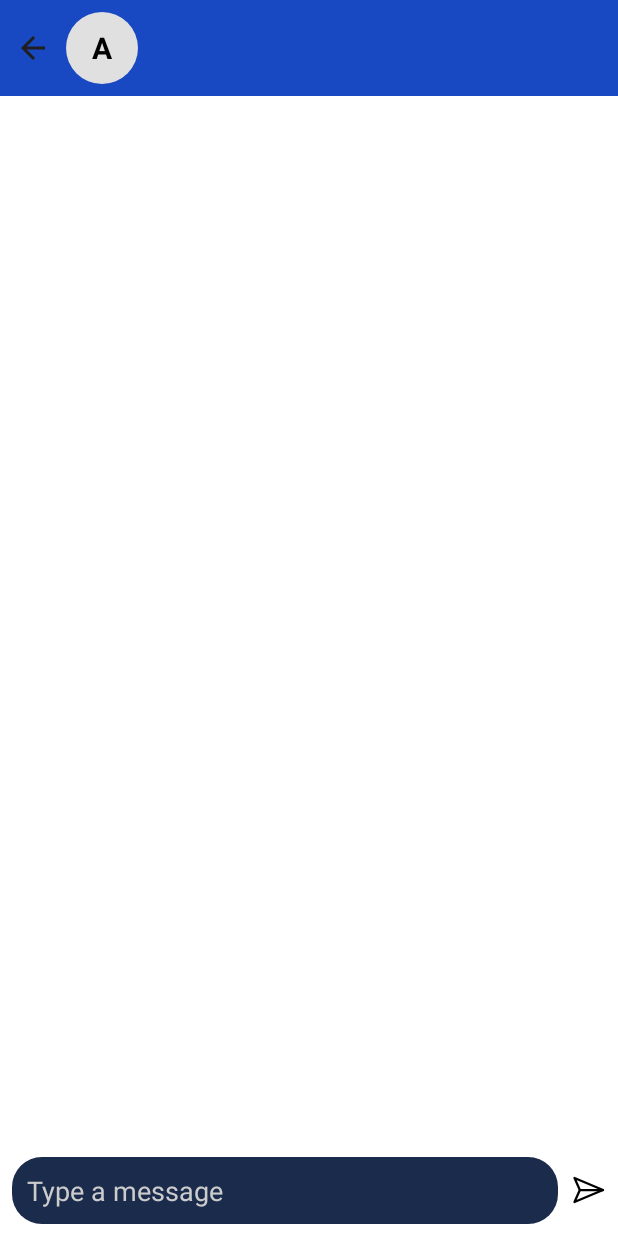
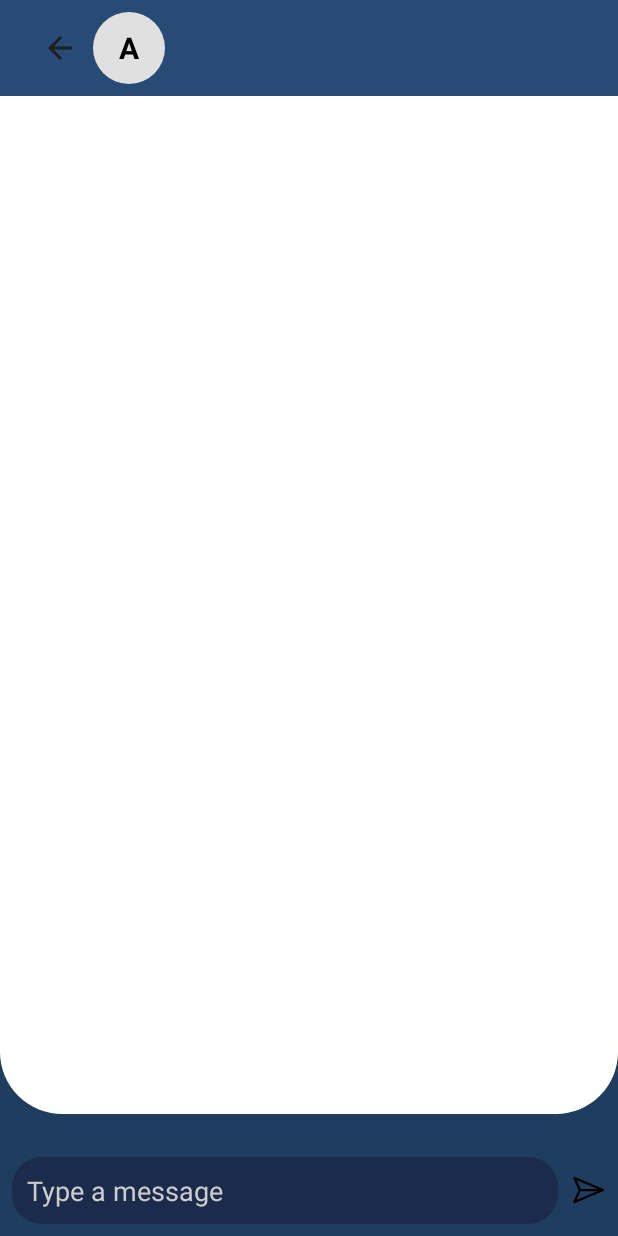
Before and after one commit to Gonts3/Mind-Support, an Android app: the ChatActivity screen opened directly, with no data from a screen before it, on a phone screen of 412 x 824 dp. Run offline under Robolectric (Android 15) with nearby library versions, the phone set to English and light mode, and no system bars; our stand-ins replace sdp/ssp sizes; 1 statement that could not run was skipped.

Commit message:
added ranzidas design to chhat please choose nice colours

```diff
--- /dev/null
+++ b/app/src/main/res/drawable/background_content_top.xml
@@ -0,0 +1,11 @@
+<?xml version="1.0" encoding="utf-8"?>
+<shape xmlns:android="http://schemas.android.com/apk/res/android"
+    android:shape="rectangle">
+    <solid android:color= "@color/white"/>
+
+    <corners
+        android:bottomLeftRadius="@dimen/_32sdp"
+        android:bottomRightRadius="@dimen/_32sdp"
+        />
+
+</shape>
--- a/app/src/main/res/layout/activity_chat2.xml
+++ b/app/src/main/res/layout/activity_chat2.xml
@@ -1,34 +1,31 @@
 <?xml version="1.0" encoding="utf-8"?>
-<LinearLayout xmlns:android="http://schemas.android.com/apk/res/android"
+<androidx.constraintlayout.widget.ConstraintLayout xmlns:android="http://schemas.android.com/apk/res/android"
     xmlns:app="http://schemas.android.com/apk/res-auto"
-    android:id="@+id/main"
-    android:orientation="vertical"
+    xmlns:tools="http://schemas.android.com/tools"
     android:layout_width="match_parent"
     android:layout_height="match_parent"
-    android:background="@color/white"
-    android:fitsSystemWindows="true">
+    android:animateLayoutChanges="true"
+    android:background="@color/primary5"
+    android:id="@+id/main">
 
-    <!-- Toolbar -->
+    <!-- Toolbar Replacement -->
     <androidx.appcompat.widget.Toolbar
         android:id="@+id/chatToolbar"
-        android:paddingStart="0dp"
-        android:paddingLeft="0dp"
-        app:contentInsetStart="0dp"
-        app:contentInsetStartWithNavigation="0dp"
-        android:layout_width="match_parent"
+        android:layout_width="0dp"
         android:layout_height="wrap_content"
-        android:background="@color/blue1"
+        android:background="@color/primary4"
         android:padding="0dp"
-        >
-
+        app:layout_constraintTop_toTopOf="parent"
+        app:layout_constraintStart_toStartOf="parent"
+        app:layout_constraintEnd_toEndOf="parent">
 
         <LinearLayout
             android:layout_width="wrap_content"
             android:layout_height="match_parent"
             android:orientation="horizontal"
             android:gravity="center_vertical"
-            android:padding="2dp"
-            android:paddingStart="0dp">
+            android:padding="2dp">
+
             <ImageButton
                 android:id="@+id/ClientScreen"
                 style="@style/Widget.Material3.Button.IconButton"
@@ -36,7 +33,7 @@
                 android:layout_height="wrap_content"
                 android:src="@drawable/ic_back"
                 android:onClick="backToChatList"
-                />
+                android:background="?attr/selectableItemBackgroundBorderless"/>
 
             <TextView
                 android:id="@+id/textProfileLetter"
@@ -59,22 +56,35 @@
                 android:textSize="18sp"
                 android:textStyle="bold" />
         </LinearLayout>
+    </androidx.appcompat.widget.Toolbar>
 
-    </androidx.appcompat.widget.Toolbar>
-    <!-- Messages -->
+    <!-- Background View -->
     <androidx.recyclerview.widget.RecyclerView
         android:id="@+id/recyclerViewMessages"
-        android:layout_width="match_parent"
+        android:layout_width="0dp"
         android:layout_height="0dp"
-        android:layout_weight="1"
-        android:padding="8dp" />
+        android:layout_marginBottom="@dimen/_16sdp"
+        android:background="@drawable/background_content_top"
+        app:layout_constraintTop_toBottomOf="@id/chatToolbar"
+        app:layout_constraintBottom_toTopOf="@id/messageInputLayout"
+        app:layout_constraintStart_toStartOf="parent"
+        app:layout_constraintEnd_toEndOf="parent"
+        android:clipToPadding="false"
+        android:padding="8dp"
+        android:paddingBottom="72dp"
+        android:scrollbars="vertical" />
 
-    <!-- Message Input -->
+
+    <!-- Message Input Layout (EditText + Send Button) -->
     <LinearLayout
-        android:layout_width="match_parent"
+        android:id="@+id/messageInputLayout"
+        android:layout_width="0dp"
         android:layout_height="wrap_content"
         android:orientation="horizontal"
-        android:padding="8dp">
+        android:padding="8dp"
+        app:layout_constraintBottom_toBottomOf="parent"
+        app:layout_constraintStart_toStartOf="parent"
+        app:layout_constraintEnd_toEndOf="parent">
 
         <EditText
             android:id="@+id/editTextMessage"
@@ -91,7 +101,6 @@
             android:gravity="top|start"
             android:scrollbars="vertical" />
 
-
         <ImageButton
             android:id="@+id/buttonSend"
             android:layout_width="wrap_content"
@@ -101,4 +110,5 @@
             android:contentDescription="Send"
             android:src="@drawable/ic_send" />
     </LinearLayout>
-</LinearLayout>
+
+</androidx.constraintlayout.widget.ConstraintLayout>
--- a/app/src/main/res/values/colors.xml
+++ b/app/src/main/res/values/colors.xml
@@ -10,4 +10,13 @@
     <color name="blue6">#00d1ff</color>
     <color name="superLightGrey">#eaeaea</color>
     <color name="midDarkGrey">#656565</color>
+
+    <color name="primary_text">#212121</color>
+    <color name="primary">#1C2E46</color>
+    <color name="primary4">#274B75</color>
+    <color name="primary5">#1F3D5E</color>
+
+    <color name="secondary_text">#757575</color>
+    <color name="primary_dark">#142232</color>
+
 </resources>
```
Also changed, not shown: app/build.gradle.kts (+8 -0 lines), app/src/main/res/drawable/background_chat_input.xml (added, +7 -0 lines), app/src/main/res/drawable/background_content_bottom.xml (added, +11 -0 lines), app/src/main/res/layout/activity_load_user.xml (+56 -8 lines), app/src/main/res/drawable/ic_info.png (added).
